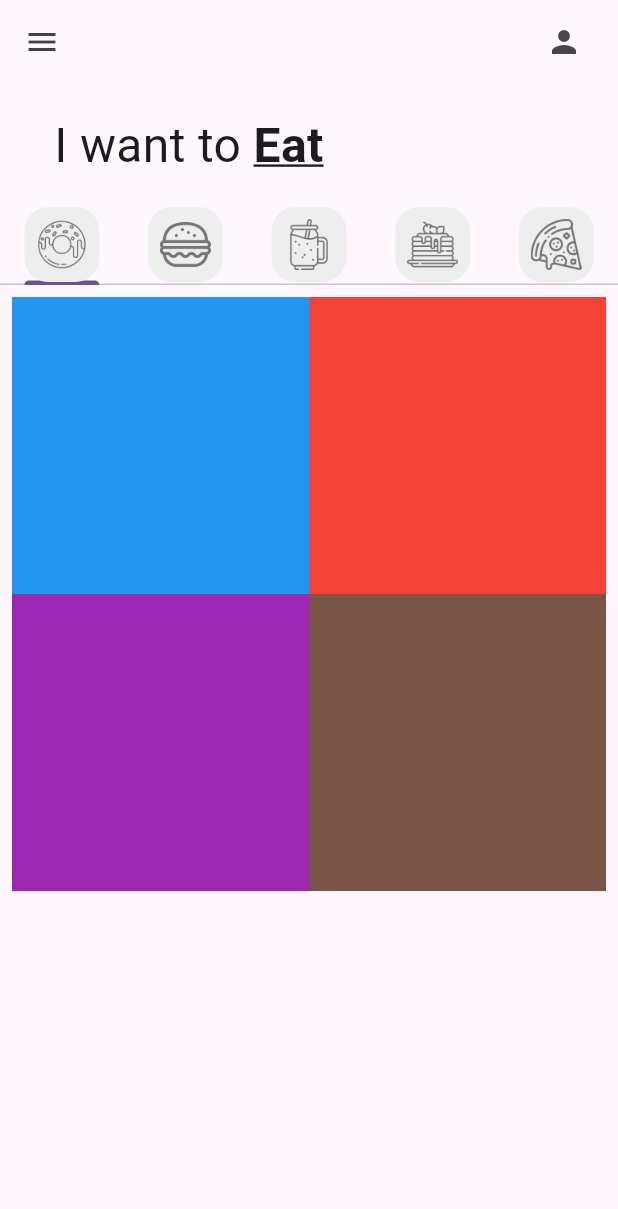
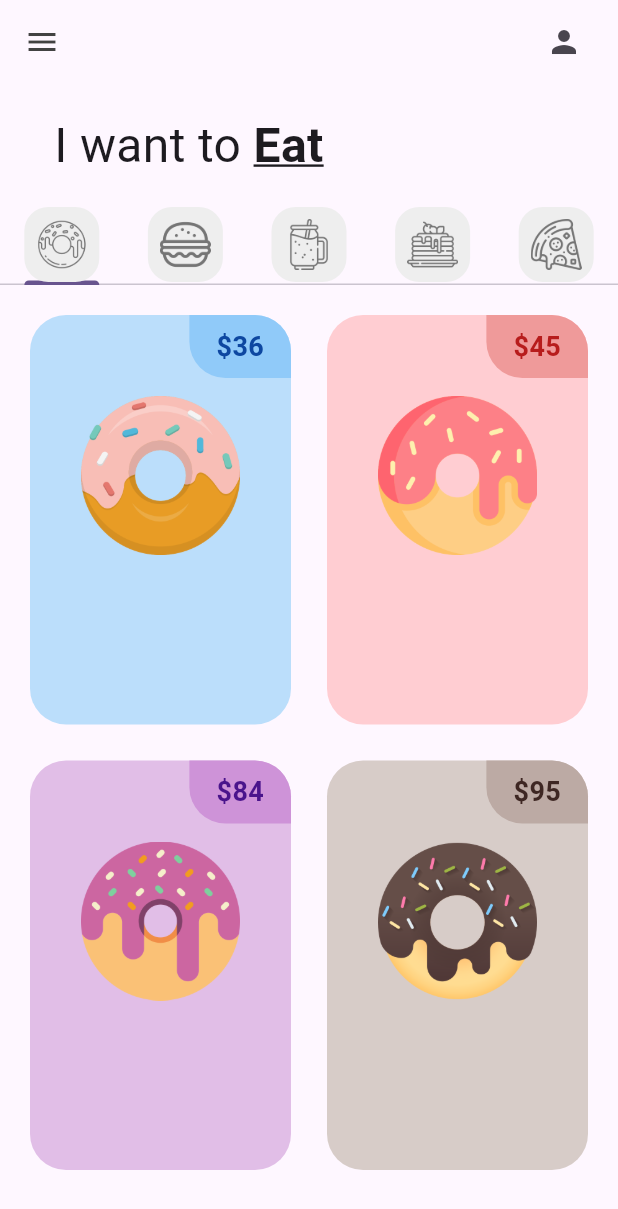
Before and after one commit to MxErickGuerra/donut_app_2b_guerra, a Flutter app: the screen it shows after launch, on a phone screen of 412 x 824 dp. Shown: the top 1209 px of the screen. Run offline on Flutter 3.47's test engine with Material 3 defaults, Android fonts, the light colour scheme and no system bars.

Commit message:
PriceTag Added

```diff
--- a/lib/tabs/donut_tab.dart
+++ b/lib/tabs/donut_tab.dart
@@ -23,7 +23,9 @@ class DonutTab extends StatelessWidget {
           //Prepa 1: Organiza como distribuir elementos en la cuadrícula
           gridDelegate: SliverGridDelegateWithFixedCrossAxisCount(
             //Número de columnas
-            crossAxisCount: 2),
+            crossAxisCount: 2,
+            //Relación de aspecto (proporción)
+            childAspectRatio: 1/1.5),
           itemBuilder: (context, index) {
             return DonutTile(
               donutFlavor: donutsOnSale[index][0],
--- a/lib/utils/donut_tile.dart
+++ b/lib/utils/donut_tile.dart
@@ -11,9 +11,45 @@ class DonutTile extends StatelessWidget {
 
   @override
   Widget build(BuildContext context) {
-    return Container(
-      decoration: BoxDecoration(
-        color: donutColor[500]
+    return Padding(
+      padding: const EdgeInsets.all(12.0),
+      child: Container(
+        decoration: BoxDecoration(
+          color: donutColor[100], borderRadius: BorderRadius.circular(24)),
+        child: Column(
+          children: <Widget> [
+            //PriceTag
+            Row(
+              //Alinea a la derecha
+              mainAxisAlignment: MainAxisAlignment.end,
+              children: <Widget> [
+                Container(
+                  decoration: BoxDecoration(
+                    color: donutColor[200],
+                    borderRadius: BorderRadius.only(
+                      topRight: Radius.circular(24),
+                      bottomLeft: Radius.circular(24))),
+                  padding:
+                    const EdgeInsets.symmetric(vertical: 8, horizontal: 18),
+                  child: Text('\$$donutPrice',
+                  style: TextStyle(
+                    fontWeight: FontWeight.bold,
+                    fontSize: 18,
+                    color: donutColor[900])),
+                )
+              ]
+            ),
+            //Donut Picture
+            Padding(
+              padding: const EdgeInsets.symmetric(vertical: 12, horizontal: 34),
+              child: Image.asset(imageName),
+            )
+            //Donut text
+
+            //Love icon + add button
+
+          ],
+        ),
       ),
     );
   }
```
